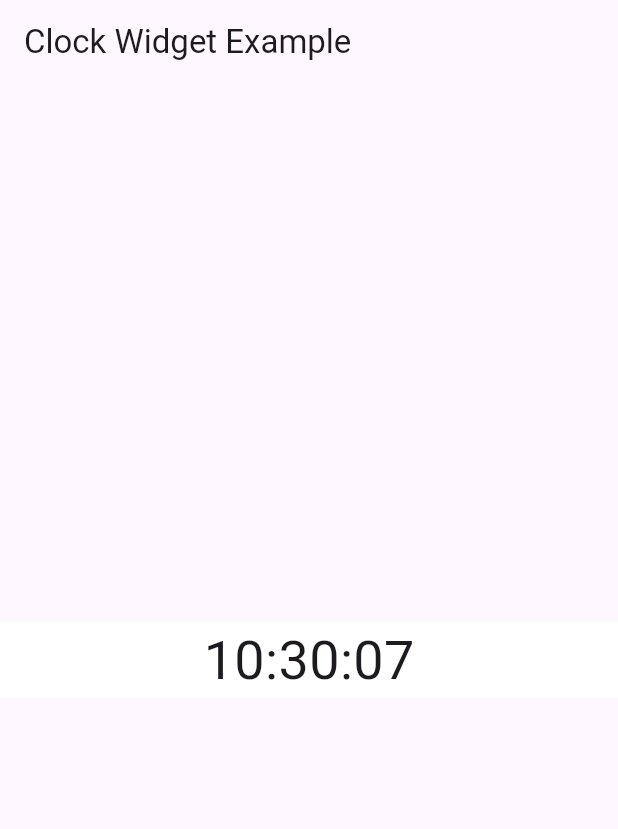
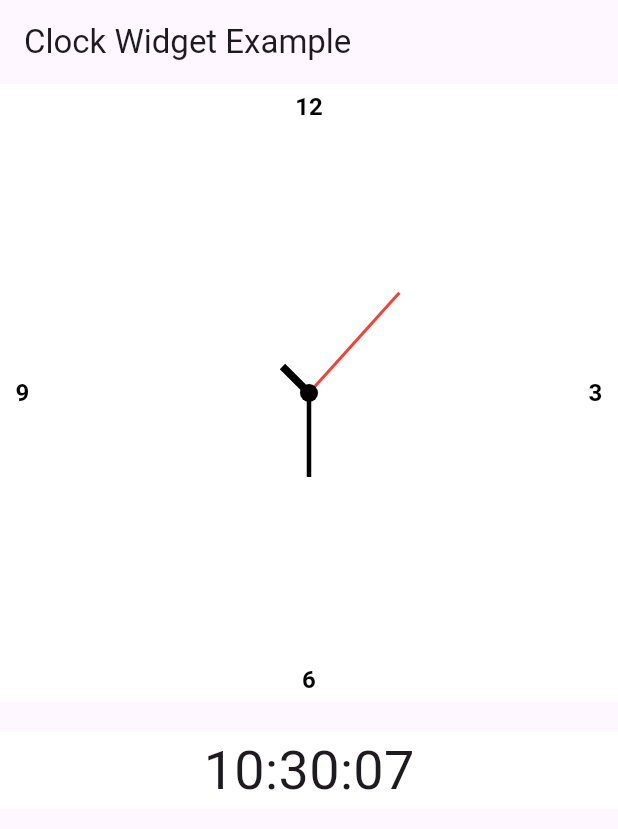
Before and after one commit to deb-sahu/clock-widget, a Flutter app: the screen it shows after launch, on a phone screen of 412 x 824 dp. Shown: the top 829 px of the screen. Run offline on Flutter 3.47's test engine with Material 3 defaults, Android fonts, the phone set to English and light mode, and no system bars.

Commit message:
pre-release v.0.0.2

```diff
--- a/example/lib/main.dart
+++ b/example/lib/main.dart
@@ -31,10 +31,16 @@ class ExamplePage extends StatelessWidget {
       ),
       body: const Center(
         child: Column(
-          mainAxisAlignment: MainAxisAlignment.center,
+          mainAxisAlignment: MainAxisAlignment.start,
           crossAxisAlignment: CrossAxisAlignment.start,
           children: <Widget>[
             ClockWidget(
+              clockType: ClockType.analog,
+              bgColor: Colors.white,
+            ),
+            SizedBox(height: 20),
+            ClockWidget(
+              clockType: ClockType.digital,
               bgColor: Colors.white,
             ),
           ],
--- a/example/pubspec.yaml
+++ b/example/pubspec.yaml
@@ -10,12 +10,8 @@ environment:
 dependencies:
   flutter:
     sdk: flutter
-
-  # Replace the clock_widget with your own package name and its path as ../
   clock_widget:
     path: ../
-
-  # Add other packages as required for the example app
 
 dev_dependencies:
   flutter_test:
--- /dev/null
+++ b/lib/analog_clock_widget.dart
@@ -0,0 +1,110 @@
+import 'package:flutter/material.dart';
+import 'dart:async';
+import 'dart:math';
+
+/// A widget that displays an analog clock.
+class AnalogClock extends StatefulWidget {
+  const AnalogClock({super.key});
+
+  @override
+  // ignore: library_private_types_in_public_api
+  _AnalogClockState createState() => _AnalogClockState();
+}
+
+class _AnalogClockState extends State<AnalogClock> {
+  late DateTime _currentTime;
+
+  @override
+  void initState() {
+    super.initState();
+    _currentTime = DateTime.now();
+    Timer.periodic(const Duration(seconds: 1), (timer) {
+      setState(() {
+        _currentTime = DateTime.now();
+      });
+    });
+  }
+
+  @override
+  Widget build(BuildContext context) {
+    return Container(
+      alignment: Alignment.center,
+      child: AspectRatio(
+        aspectRatio: 1.0,
+        child: CustomPaint(
+          painter: AnalogClockPainter(dateTime: _currentTime),
+        ),
+      ),
+    );
+  }
+}
+
+/// A custom painter that draws an analog clock.
+class AnalogClockPainter extends CustomPainter {
+  final DateTime dateTime;
+  final double hourHandLength = 50;
+  final double minuteHandLength = 80;
+  final double secondHandLength = 90;
+  final double markerPadding = 15.0;
+  final TextStyle textStyle = const TextStyle(
+      color: Colors.black, fontSize: 16, fontWeight: FontWeight.bold);
+
+  AnalogClockPainter({required this.dateTime});
+
+  @override
+  void paint(Canvas canvas, Size size) {
+    double centerX = size.width / 2;
+    double centerY = size.height / 2;
+    Offset center = Offset(centerX, centerY);
+
+    final markerOffset = size.width / 2 - markerPadding;
+    final numbers = ['3', '12', '9', '6'];
+    final textPainter = TextPainter(
+      textAlign: TextAlign.center,
+      textDirection: TextDirection.ltr,
+    );
+
+    for (var i = 0; i < 4; i++) {
+      double x = centerX + cos(i * pi / 2) * markerOffset;
+      double y = centerY - sin(i * pi / 2) * markerOffset;
+
+      textPainter.text = TextSpan(text: numbers[i], style: textStyle);
+      textPainter.layout();
+      textPainter.paint(canvas,
+          Offset(x - textPainter.width / 2, y - textPainter.height / 2));
+    }
+
+    // Draw hour hand
+    double hour = (dateTime.hour % 12 + dateTime.minute / 60) * 30;
+    double hourX = centerX + hourHandLength * 0.5 * cos((90 - hour) * pi / 180);
+    double hourY = centerY - hourHandLength * 0.5 * sin((90 - hour) * pi / 180);
+    canvas.drawLine(center, Offset(hourX, hourY), Paint()..strokeWidth = 5);
+
+    // Draw minute hand
+    double minute = dateTime.minute * 6;
+    double minuteX =
+        centerX + minuteHandLength * 0.7 * cos((90 - minute) * pi / 180);
+    double minuteY =
+        centerY - minuteHandLength * 0.7 * sin((90 - minute) * pi / 180);
+    canvas.drawLine(center, Offset(minuteX, minuteY), Paint()..strokeWidth = 3);
+
+    // Draw second hand
+    double second = dateTime.second * 6;
+    double secondX = centerX + secondHandLength * cos((90 - second) * pi / 180);
+    double secondY = centerY - secondHandLength * sin((90 - second) * pi / 180);
+    canvas.drawLine(
+        center,
+        Offset(secondX, secondY),
+        Paint()
+          ..strokeWidth = 2
+          ..color = Colors.red);
+
+    // Draw center point
+    canvas.drawCircle(center, 6, Paint()..color = Colors.black);
+  }
+
+  @override
+  bool shouldRepaint(covariant CustomPainter oldDelegate) {
+    return true;
+  }
+}
--- a/lib/clock_widget.dart
+++ b/lib/clock_widget.dart
@@ -1,20 +1,32 @@
 library clock_widget;
 
+import 'package:clock_widget/analog_clock_widget.dart';
 import 'package:clock_widget/digital_clock_widget.dart';
 import 'package:flutter/material.dart';
 
+/// Enum to specify the type of clock to display.
+enum ClockType { analog, digital }
+
+/// A widget that displays either an analog or digital clock.
 class ClockWidget extends StatelessWidget {
-  /// The background color of the widget.
+  /// The type of clock to display.
+  final ClockType clockType;
+
+  /// The background color of the clock.
   final Color bgColor;
 
-  /// A widget that displays a digital clock.
-  const ClockWidget({super.key, this.bgColor = Colors.white});
+  const ClockWidget(
+      {super.key,
+      this.clockType = ClockType.digital,
+      this.bgColor = Colors.white});
 
   @override
   Widget build(BuildContext context) {
     return Container(
       color: bgColor,
-      child: const DigitalClock(),
+      child: clockType == ClockType.analog
+          ? const AnalogClock()
+          : const DigitalClock(),
     );
   }
 }
--- a/lib/digital_clock_widget.dart
+++ b/lib/digital_clock_widget.dart
@@ -1,6 +1,7 @@
 import 'package:flutter/material.dart';
 import 'package:intl/intl.dart';
 
+/// A widget that displays a digital clock.
 class DigitalClock extends StatelessWidget {
   const DigitalClock({super.key});
 
--- a/pubspec.yaml
+++ b/pubspec.yaml
@@ -1,6 +1,6 @@
 name: clock_widget
-description: A flutter package that provides a clock widget that can be used to display the current time.
-version: 0.0.1
+description: A flutter package to displays a clock widget with real time.
+version: 0.0.2
 homepage: https://github.com/deb-sahu/clock_widget
 
 environment:
@@ -10,7 +10,7 @@ environment:
 dependencies:
   flutter:
     sdk: flutter
-  intl: ^0.18.1 # For date formatting
+  intl: ^0.19.0
 
 dev_dependencies:
   flutter_test:
```
Also changed, not shown: 2 other files.
